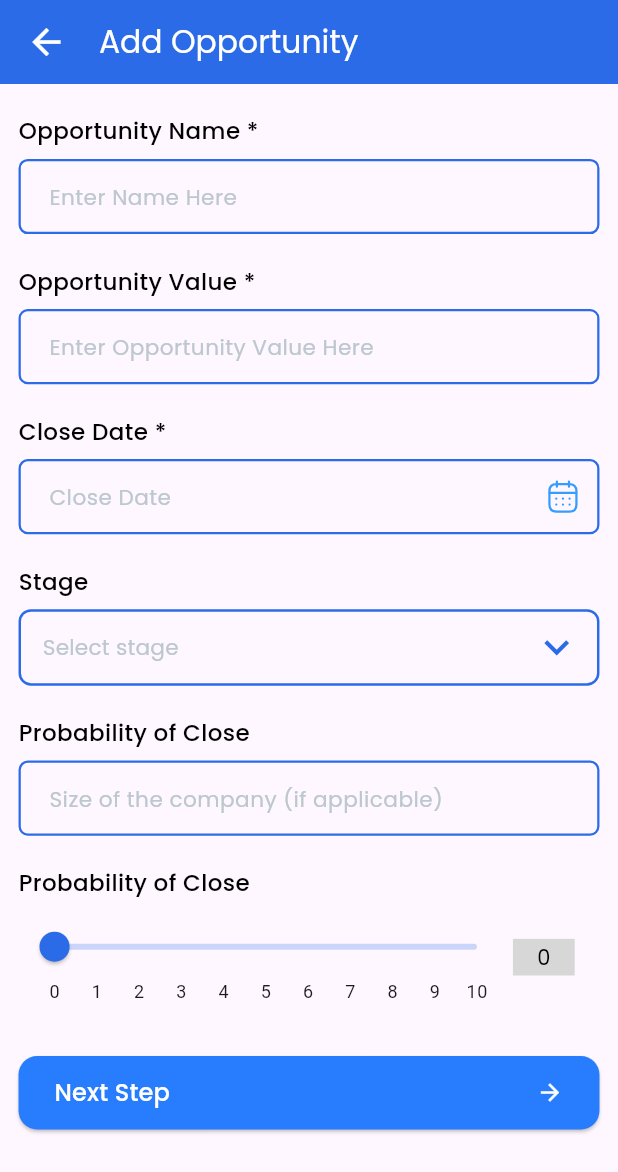
After one commit to Zota-NexTech-Limited/FieldForce, a Flutter app: the AddOpportunityScreen screen opened directly, on a phone screen of 412 x 824 dp. The commit adds this screen. Shown: the top 1172 px of the screen. Run offline on Flutter 3.47's test engine with Material 3 defaults, Android fonts, the phone set to English and light mode, and no system bars; drawn by our look-alikes of dropdown_button2, syncfusion_flutter_sliders; our stand-ins replace bloc, equatable, file_picker, flutter_bloc, flutter_svg, loading_animation_widget and 3 more.

Commit message:
add opportunity screens added

```diff
--- a/lib/components/app_bar_component/app_bar_component.dart
+++ b/lib/components/app_bar_component/app_bar_component.dart
@@ -12,6 +12,8 @@ AppBar appBarComponent({required String title,required BuildContext context}){
         Navigator.pop(context);
         },
         child:  Icon(Icons.arrow_back_sharp,size: SizeConfig.blockHeight*4,color: COLORS.white,)),
+    centerTitle: false,
+    leadingWidth: SizeConfig.blockWidth*15,
     title: NormalText(fontWeight: FontWeight.w400, color: COLORS.white, fontSize: 3, text: title) ,
   );
 }
--- a/lib/components/button_component/add_new_button.dart
+++ b/lib/components/button_component/add_new_button.dart
@@ -10,7 +10,7 @@ class AddNewButton extends StatelessWidget {
   @override
   Widget build(BuildContext context) {
     return SizedBox(
-      width: SizeConfig.blockWidth*40,
+     // width: SizeConfig.blockWidth*40,
       height: SizeConfig.blockHeight*6,
       child: ElevatedButton(
         child:Row(
--- a/lib/helper/colors.dart
+++ b/lib/helper/colors.dart
@@ -15,4 +15,6 @@ class COLORS{
   static const Color whiteDark = Color(0xffFFFFFF);
   static const Color yellow = Color(0xffFFFF00);
   static const Color green = Color(0xff00AA07);
+  static const Color grayLight = Color(0xffD7D7D7);
+  static const Color whiteExtraLight = Color(0xffF2F2F2);
 }
--- /dev/null
+++ b/lib/ui/crm/opportunity_screens/add_new_opportunity_screens/add-oppertunity_screen.dart
@@ -0,0 +1,177 @@
+import 'package:fieldforce/components/app_bar_component/app_bar_component.dart';
+import 'package:fieldforce/components/button_component/normal_button_with_icon.dart';
+import 'package:fieldforce/components/dropdown_component/single_item_select_dropdown.dart';
+import 'package:fieldforce/components/text_component/input_field_title_text.dart';
+import 'package:fieldforce/components/text_component/normal_text.dart';
+import 'package:fieldforce/components/text_form_field_component/normal_textform_field.dart';
+import 'package:fieldforce/components/text_form_field_component/textformfield_with_suffix_icon.dart';
+import 'package:fieldforce/helper/colors.dart';
+import 'package:fieldforce/helper/reuse_functions/date_picker.dart';
+import 'package:fieldforce/helper/size_config.dart';
+import 'package:fieldforce/ui/crm/opportunity_screens/add_new_opportunity_screens/opportunity_contact_information_screen.dart';
+import 'package:flutter/material.dart';
+import 'package:syncfusion_flutter_sliders/sliders.dart';
+class AddOpportunityScreen extends StatefulWidget {
+  const AddOpportunityScreen({super.key});
+
+  @override
+  State<AddOpportunityScreen> createState() => _AddOpportunityScreenState();
+}
+
+class _AddOpportunityScreenState extends State<AddOpportunityScreen> {
+  final _formKey = GlobalKey<FormState>();
+  TextEditingController opportunityNameController=TextEditingController();
+  TextEditingController opportunityValueController=TextEditingController();
+  TextEditingController closeDateController=TextEditingController();
+  TextEditingController probabilityOfCloseController=TextEditingController();
+  String ? selectedStage;
+  List<String> stageList=[];
+  double _value = 0.0;
+  @override
+  Widget build(BuildContext context) {
+    return SafeArea(
+      child: Scaffold(
+        appBar: appBarComponent(title: "Add Opportunity", context: context),
+        body:Form(
+          key: _formKey,
+          child: Container(
+            height: SizeConfig.screenHeight,
+            width: SizeConfig.screenWidth,
+            padding: EdgeInsets.symmetric(horizontal: SizeConfig.blockWidth*3),
+            child: SingleChildScrollView(
+              child: Column(
+                crossAxisAlignment: CrossAxisAlignment.start,
+                children: [
+                 const InputFieldTitleText(text: "Opportunity Name *"),
+                  NormalTextFormField(
+                      onChanged: (value){},
+                      controller: opportunityNameController,
+                      hintText: "Enter Name Here",
+                      inputType: TextInputType.text,
+                      validator: (value){
+                        if(value==null||value.isEmpty)
+                        {
+                          return "Opportunity Name is Empty";
+                        }
+                        return null;
+                      },
+                      readOnly: false
+                  ),
+                  const InputFieldTitleText(text: "Opportunity Value *"),
+                  NormalTextFormField(
+                      onChanged: (value){},
+                      controller: opportunityValueController,
+                      hintText: "Enter Opportunity Value Here",
+                      inputType: TextInputType.text,
+                      validator: (value){
+                        if(value==null||value.isEmpty)
+                        {
+                          return "Opportunity Value is Empty";
+                        }
+                        return null;
+                      },
+                      readOnly: false
+                  ),
+                  const InputFieldTitleText(text: "Close Date *"),
+                  TextFormFieldWithSuffixIcon(
+                      onChanged:  (value){},
+                      controller: closeDateController,
+                      hintText: "Close Date",
+                      readOnly: true,
+                      inputType: TextInputType.text,
+                      validator: (value){
+                        if(value==null||value.isEmpty)
+                        {
+                          return "Opportunity Value is Empty";
+                        }
+                        return null;
+                      },
+                      onTap: (){
+                        setState(() {
+                          showSingleDatePickerHelper(context: context,controller: closeDateController);
+                        });
+                        print("closeDateController----------------${closeDateController.text}");
+
+                      },
+                      suffixIcon: "assets/image/svg_icons/calendar.svg"),
+                  const InputFieldTitleText(text: "Stage"),
+                  SingleItemSelectDropdown(selectedValue: selectedStage, list: stageList, onChanged: (value){setState(() {
+                    selectedStage=value!;
+                  });}, hint: "Select stage", isError: false),
+                  const InputFieldTitleText(text: "Probability of Close"),
+                  NormalTextFormField(
+                      onChanged: (value){
+
+                      },
+                      controller: probabilityOfCloseController,
+                      hintText: "Size of the company (if applicable)",
+                      inputType: TextInputType.number,
+                      validator: (value){
+                        if(value==null||value.isEmpty)
+                        {
+                          return null;
+                        }
+                        else{
+                          RegExp regex = RegExp(r"^[0-9]+$");
+                          if (!regex.hasMatch(value)) {
+                            return 'Numbers are allowed';
+                          }
+                        }
+                      },
+                      readOnly: false
+                  ),
+                  const InputFieldTitleText(text: "Probability of Close"),
+                  Row(
+                    crossAxisAlignment: CrossAxisAlignment.center,
+                    mainAxisAlignment: MainAxisAlignment.start,
+                    children: [
+                      SizedBox(
+                        width: SizeConfig.screenWidth*0.8,
+                        child: SfSlider(
+                          min: 0,
+                          max: 10,
+                          value: _value,
+                          interval: 1,
+                          showTicks: false,
+                          showLabels: true,
+                          enableTooltip: false,
+                          shouldAlwaysShowTooltip: false,
+                          stepSize: 1,
+                          minorTicksPerInterval: 1,
+                          activeColor: COLORS.blue,
+                          onChanged: (dynamic value){
+                            setState(() {
+                              _value = value;
+                            });
+                          },
+
+                        ),
+                      ),
+                      Container(
+                        height: SizeConfig.blockHeight*3.5,
+                        width: SizeConfig.blockWidth*10,
+                        color: COLORS.grayLight,
+                        child: Center(child: NormalText(fontWeight: FontWeight.w400, color: COLORS.black, fontSize: 2, text: "${(_value.toInt())}")),
+                      )
+
+                    ],
+                  ),
+
+                 SizedBox(height: SizeConfig.blockHeight*5,),
+                  NormalButtonWithIcon(title: "Next Step", onTap: (){
+
+                    if(_formKey.currentState!.validate())
+                    {
+                      Navigator.push(context, MaterialPageRoute(builder: (context)=>const OpportunityContactInformationScreen()));
+                    }
+
+                  }, height: SizeConfig.blockHeight*7, width: SizeConfig.screenWidth)
+                ],
+              ),
+            ),
+          ),
+        ) ,
+      ),
+    );
+  }
+}
--- /dev/null
+++ b/lib/ui/crm/opportunity_screens/add_new_opportunity_screens/opportunity_contact_information_screen.dart
@@ -0,0 +1,134 @@
+import 'package:fieldforce/components/app_bar_component/app_bar_component.dart';
+import 'package:fieldforce/components/button_component/normal_button_with_icon.dart';
+import 'package:fieldforce/components/dropdown_component/single_item_select_dropdown.dart';
+import 'package:fieldforce/components/text_component/input_field_title_text.dart';
+import 'package:fieldforce/components/text_form_field_component/normal_textform_field.dart';
+import 'package:fieldforce/helper/size_config.dart';
+import 'package:fieldforce/ui/crm/opportunity_screens/add_new_opportunity_screens/opportunity_source_information_screen.dart';
+import 'package:flutter/material.dart';
+class OpportunityContactInformationScreen extends StatefulWidget {
+  const OpportunityContactInformationScreen({super.key});
+
+  @override
+  State<OpportunityContactInformationScreen> createState() => _OpportunityContactInformationScreenState();
+}
+
+class _OpportunityContactInformationScreenState extends State<OpportunityContactInformationScreen> {
+  final _formKey = GlobalKey<FormState>();
+  TextEditingController phoneNumberController=TextEditingController();
+  TextEditingController emailAddressController=TextEditingController();
+  TextEditingController contactNameController=TextEditingController();
+  TextEditingController companyNameController=TextEditingController();
+  String? selectedIndustry;
+  List<String> industryList=[];
+  @override
+  Widget build(BuildContext context) {
+    return SafeArea(
+      child: Scaffold(
+        appBar: appBarComponent(title: "contact Information", context: context),
+        body: Form(
+          key: _formKey,
+          child: Container(
+            height: SizeConfig.screenHeight,
+            width: SizeConfig.screenWidth,
+            padding: EdgeInsets.symmetric(horizontal: SizeConfig.blockWidth*3),
+            child: Column(
+              crossAxisAlignment: CrossAxisAlignment.start,
+              children: [
+                const InputFieldTitleText(text: "Contact Name *"),
+                NormalTextFormField(
+                    onChanged: (value){
+                    },
+                    controller: contactNameController,
+                    hintText: "Enter Name Here",
+                    inputType: TextInputType.text,
+                    validator: (value){
+                      if(value==null||value.isEmpty)
+                      {
+                        return "Contact Name is Empty";
+                      }
+                      return null;
+                    },
+                    readOnly: false
+                ),
+                const InputFieldTitleText(text: "Email address *"),
+                NormalTextFormField(
+                    onChanged: (value){},
+                    controller: emailAddressController,
+                    hintText: "Enter Customer Email Address",
+                    inputType: TextInputType.emailAddress,
+                    validator: (value){
+                      String pattern = r"^[a-zA-Z0-9.a-zA-Z0-9.!#$%&'*+-/=?^_`{|}~]+@[a-zA-Z0-9]+\.[a-zA-Z]+";
+                      RegExp regex = RegExp(pattern);
+                      if (value!.trim().isEmpty) {
+                        return 'Email is Empty';
+                      } else if (!regex.hasMatch(value)) {
+                        return 'Email is not valid';
+                      }
+                      return null;
+                    },
+                    readOnly: false
+                ),
+                const InputFieldTitleText(text: "Phone Number *"),
+                NormalTextFormField(
+                    onChanged: (value){},
+                    controller: phoneNumberController,
+                    hintText: "Enter Customer Mobile Number",
+                    inputType: TextInputType.phone,
+                    validator: (value){
+                      RegExp regex = RegExp(r"^\d{10}$");
+                      if (!regex.hasMatch(value!)) {
+                        return 'Phone Number is not valid';
+                      }
+                      return null;
+                    },
+                    readOnly: false
+                ),
+                const InputFieldTitleText(text: "Company  Name *"),
+                NormalTextFormField(
+                    onChanged: (value){
+                    },
+                    controller: companyNameController,
+                    hintText: "Enter Company Name Here",
+                    inputType: TextInputType.text,
+                    validator: (value){
+                      if(value==null||value.isEmpty)
+                      {
+                        return "Company Name is Empty";
+                      }
+                      return null;
+                    },
+                    readOnly: false
+                ),
+                const InputFieldTitleText(text: "Industry"),
+                SingleItemSelectDropdown(
+                    selectedValue: selectedIndustry,
+                    list: industryList,
+                    onChanged: (value)
+                    {
+                      setState(() {
+                        selectedIndustry=value!;
+                      });
+                    },
+                    hint: "Select Industry",
+                    isError: false),
+                const Spacer(),
+                NormalButtonWithIcon(title: "Next Step", onTap: (){
+
+                  if(_formKey.currentState!.validate())
+                  {
+                    Navigator.push(context, MaterialPageRoute(builder: (context)=>const OpportunitySourceInformationScreen()));
+                    print('hgjn');
+                  }
+
+                }, height: SizeConfig.blockHeight*7, width: SizeConfig.screenWidth),
+                SizedBox(height: SizeConfig.blockHeight*3,),
+
+              ],
+            ),
+          ),
+        ),
+      ),
+    );
+  }
+}
--- a/pubspec.yaml
+++ b/pubspec.yaml
@@ -44,6 +44,10 @@ dependencies:
   flutter_bloc: ^8.1.5
   equatable: ^2.0.5
   loading_animation_widget: ^1.2.1
+  syncfusion_flutter_sliders: ^26.2.5
+  multiple_search_selection: ^2.6.5
+  multi_dropdown: ^2.1.4
+
 
 
 dev_dependencies:
```
Also changed, not shown: lib/components/button_component/submit_button_component.dart (added, +24 -0 lines), lib/ui/crm/lead_screens/add_lead_details_screen/inquiry_details_screen.dart (+4 -13 lines), lib/ui/crm/opportunity_screens/add_new_opportunity_screens/opportunity_source_information_screen.dart (added, +253 -0 lines), lib/ui/crm/opportunity_screens/opportunity_screen.dart (+15 -1 lines), pubspec.lock, 1 other file.
